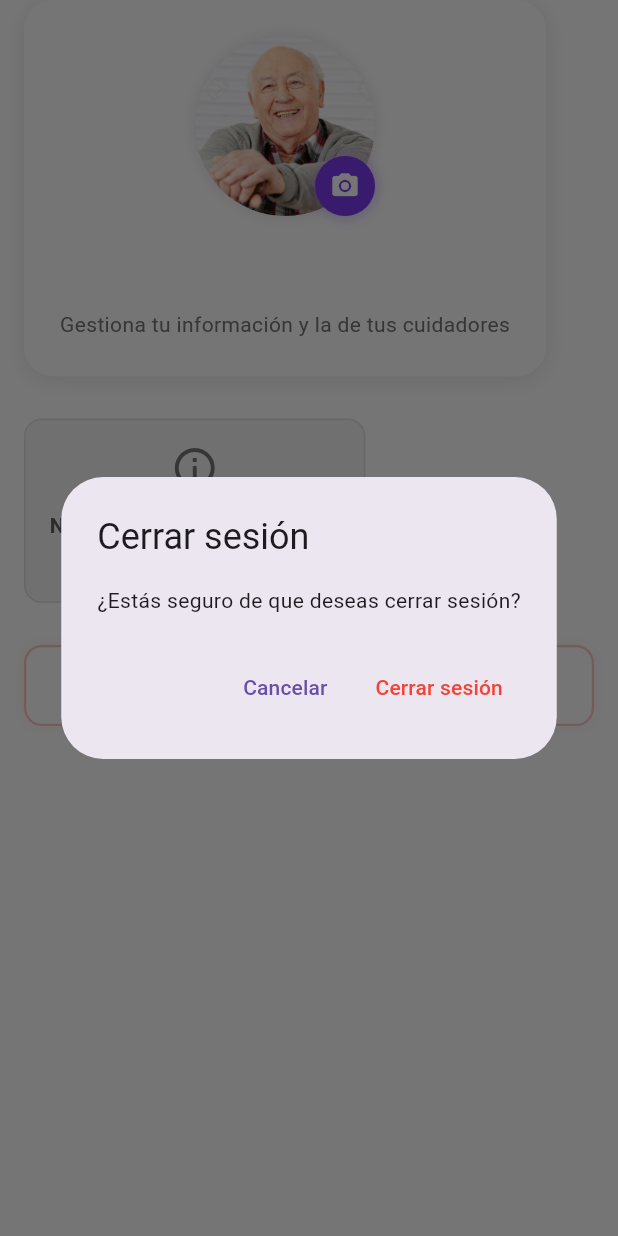
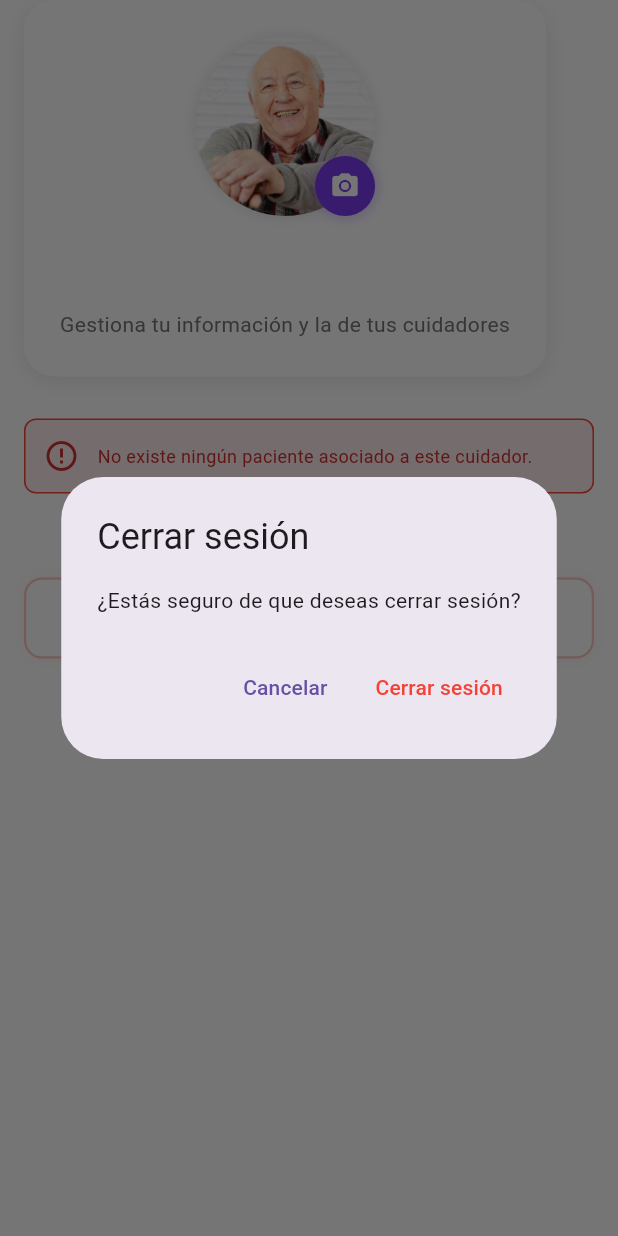
Before and after one commit to Anamatu11/App-Alzhaimer, a Flutter app: the ProfileScreen screen opened directly, after a tap on "Cerrar sesión", on a phone screen of 412 x 824 dp. Run offline on Flutter 3.47's test engine with Material 3 defaults, Android fonts, the phone set to English and light mode, and no system bars; our stand-ins replace cloud_firestore, firebase_auth, firebase_core, firebase_storage, flutter_map, geocoding and 2 more; missing offline and left inert: mqtt_client; accounts and stored records are empty.

Commit message:
fix:Integración de perfiles de pacientes con Firebase

```diff
--- a/lib/screens/profile_screen.dart
+++ b/lib/screens/profile_screen.dart
@@ -42,64 +42,153 @@ class _ProfileScreenState extends State<ProfileScreen> {
     User? currentUser = _auth.currentUser;
     if (currentUser == null) return;
 
-      // Obtener datos del usuario desde Firestore
-      DocumentSnapshot userDoc =
-          await _firestore.collection('usuarios').doc(currentUser.uid).get();
+    final String? emailUsuario = currentUser.email;
 
-      if (userDoc.exists) {
-        Map<String, dynamic> userData =
-            userDoc.data() as Map<String, dynamic>;
+    // Buscar el paciente asociado al correo del cuidador
+    QuerySnapshot pacientesSnapshot =
+        await _firestore.collection('usuarios').get();
 
-        print('📱 DEBUG: Datos del usuario: $userData');
-        print('📱 DEBUG: Cuidadores encontrados: ${userData['cuidadores']}');
+    Map<String, dynamic>? userData;
+
+    for (var doc in pacientesSnapshot.docs) {
+      Map<String, dynamic> data =
+          doc.data() as Map<String, dynamic>;
+
+      if (data['cuidadores'] != null &&
+          data['cuidadores'] is List) {
+
+        List<dynamic> listaCuidadores =
+            data['cuidadores'];
+
+        bool tieneAcceso =
+            listaCuidadores.any((cuidador) {
+          return cuidador['correo'] == emailUsuario;
+        });
+
+        if (tieneAcceso) {
+          userData = data;
+          break;
+        }
+      }
+    }
+
+    if (userData != null) {
+      print('📱 DEBUG: Datos del paciente: $userData');
+      print(
+          '📱 DEBUG: Cuidadores encontrados: ${userData['cuidadores']}');
 
       setState(() {
-          currentUserName = userData['nombre'] ?? 'Usuario';
-          profileImageUrl = userData['fotoUrl'] ?? '';
+        currentUserName =
+            userData!['nombre'] ?? 'Paciente';
 
-          // Convertir cuidadores a lista
-          if (userData['cuidadores'] != null &&
-              userData['cuidadores'] is List &&
-              (userData['cuidadores'] as List).isNotEmpty) {
+        profileImageUrl =
+            userData!['fotoUrl'] ?? '';
+
+        if (userData!['cuidadores'] != null &&
+            userData!['cuidadores'] is List &&
+            (userData!['cuidadores'] as List)
+                .isNotEmpty) {
+
           print(
-                '📱 DEBUG: Cuidadores detectados, cantidad: ${(userData['cuidadores'] as List).length}');
-            cuidadores = List<Map<String, dynamic>>.from(
-              (userData['cuidadores'] as List).map((c) {
-                print('📱 DEBUG: Procesando cuidador: $c');
+              '📱 DEBUG: Cuidadores detectados, cantidad: ${(userData!['cuidadores'] as List).length}');
+
+          cuidadores =
+              List<Map<String, dynamic>>.from(
+            (userData!['cuidadores'] as List)
+                .map((c) {
               return {
                 'nombre': c['nombre'] ?? '',
-                  'parentesco': c['parentesco'] ?? '',
-                  'celular': c['celular'] ?? '',
+                'parentesco':
+                    c['parentesco'] ?? '',
+                'celular':
+                    c['celular'] ?? '',
               };
             }),
           );
-            print('📱 DEBUG: Cuidadores procesados: $cuidadores');
+
+          print(
+              '📱 DEBUG: Cuidadores procesados: $cuidadores');
+
         } else {
-            print('📱 DEBUG: No hay cuidadores o campo vacío');
+          print(
+              '📱 DEBUG: No hay cuidadores o campo vacío');
+
           cuidadores = [];
         }
       });
+
     } else {
-        print('📱 DEBUG: Documento de usuario NO existe');
+
+      print(
+          '📱 DEBUG: No se encontró paciente asociado al correo');
+
       setState(() {
-          currentUserName = currentUser.email ?? 'Usuario';
+        currentUserName =
+            currentUser.email ?? 'Usuario';
+
         profileImageUrl = '';
         cuidadores = [];
+
         errorMessage =
-              'Documento de usuario no encontrado. Verifica que el documento exista en Firestore.';
+            'No existe ningún paciente asociado a este cuidador.';
       });
     }
+
   } catch (e) {
+
     print('❌ ERROR cargando datos: $e');
+
     setState(() {
-        errorMessage = 'Error al cargar datos: ${e.toString()}';
+      errorMessage =
+          'Error al cargar datos: ${e.toString()}';
     });
+
   } finally {
+
     setState(() {
       isLoading = false;
     });
+
   }
 }
+
+
+
+
+
+
+
+
+
+
+
+
+
+
+
+
+
+
+
+
+
+
+
+
+
+
+
+
+
+
+
+
+
+
+
+
+
+
 
   Future<void> _pickAndUploadImage() async {
     try {
```
Also changed, not shown: lib/screens/home_screen.dart (+46 -3 lines), 1 other file. Lines whose indentation alone changed are shown as unchanged.
